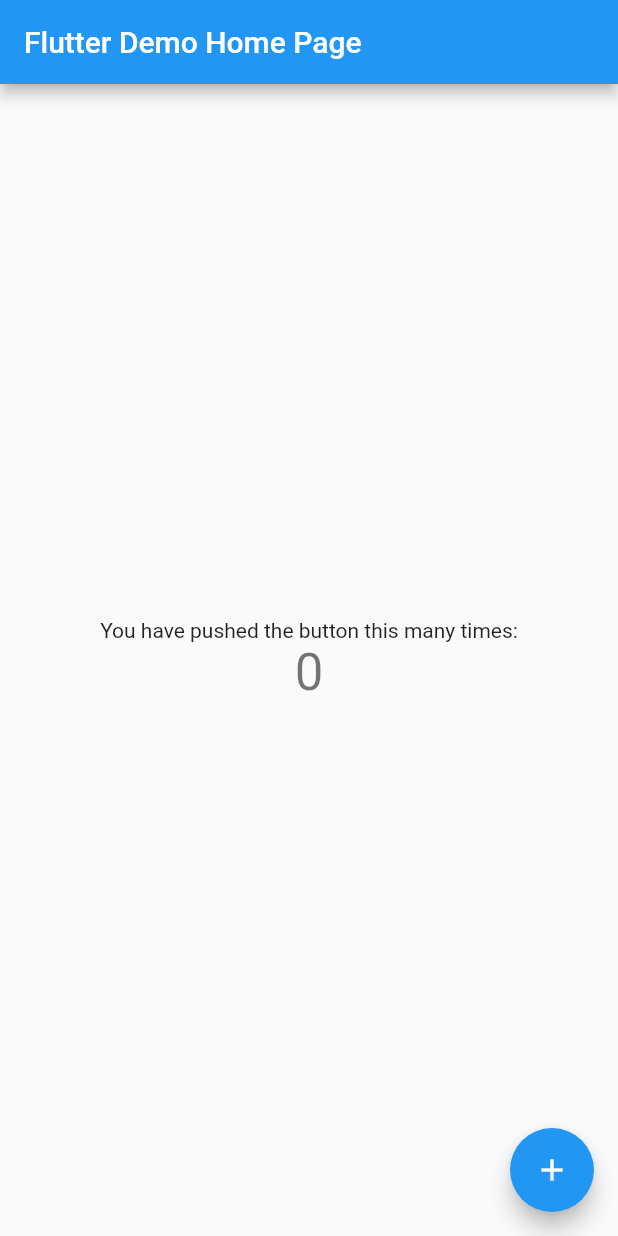
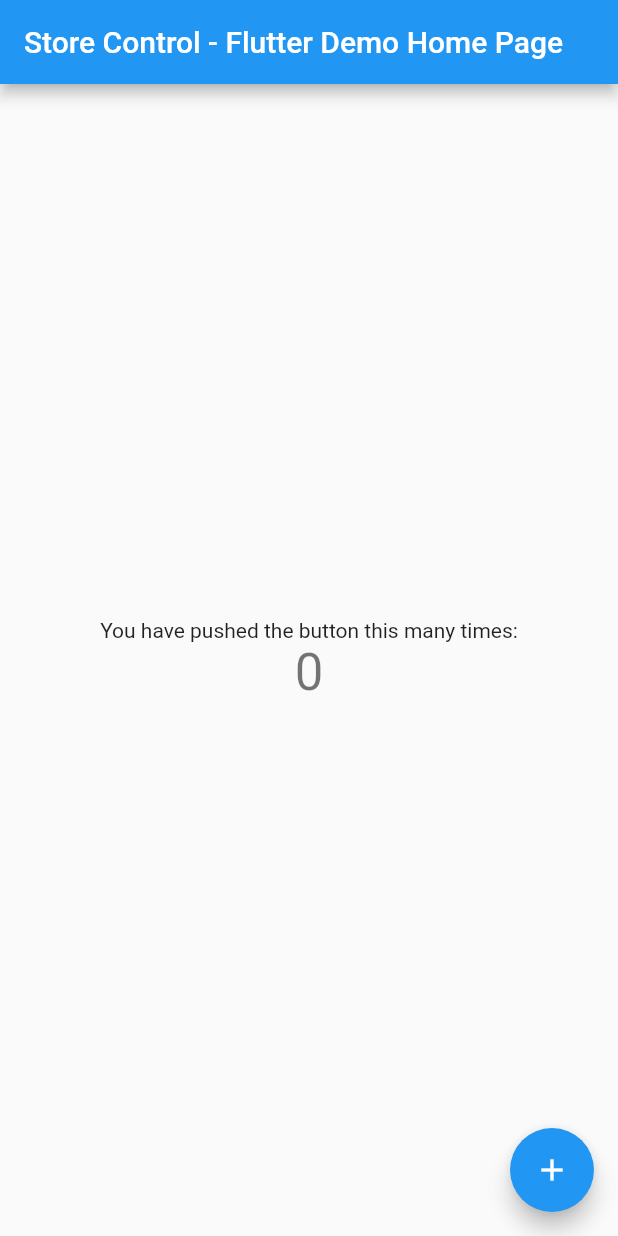
Before and after one commit to kliff-k/store-control, a Flutter app: the screen it shows after launch, on a phone screen of 412 x 824 dp. Run offline on Flutter 3.47's test engine with Material 2 defaults, Android fonts, the phone set to English and light mode, and no system bars.

Commit message:
Update main.dart

```diff
--- a/lib/main.dart
+++ b/lib/main.dart
@@ -7,7 +7,7 @@ class MyApp extends StatelessWidget {
   @override
   Widget build(BuildContext context) {
     return MaterialApp(
-      title: 'Flutter Demo',
+      title: 'Store Control - Flutter Demo',
       theme: ThemeData(
         // This is the theme of your application.
         //
@@ -20,7 +20,7 @@ class MyApp extends StatelessWidget {
         // is not restarted.
         primarySwatch: Colors.blue,
       ),
-      home: MyHomePage(title: 'Flutter Demo Home Page'),
+      home: MyHomePage(title: 'Store Control - Flutter Demo Home Page'),
     );
   }
 }
```
